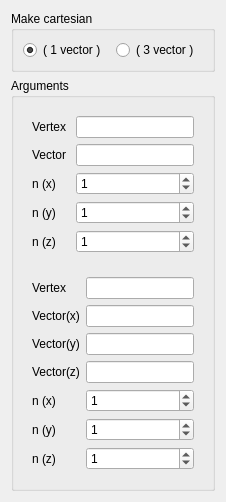
SalomePlatform/hexablock, file src/HEXABLOCKGUI/MakeCartesian_QTD.ui: the form before one commit.
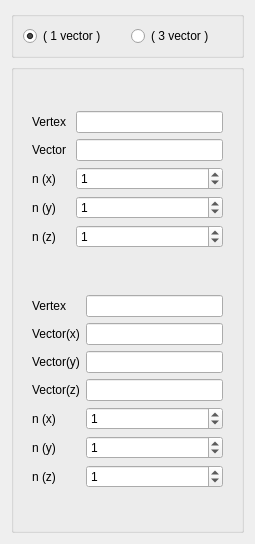
The form after the commit.

The edit to the form file:
```diff
--- a/src/HEXABLOCKGUI/MakeCartesian_QTD.ui
+++ b/src/HEXABLOCKGUI/MakeCartesian_QTD.ui
@@ -6,8 +6,8 @@
    <rect>
     <x>0</x>
     <y>0</y>
-    <width>219</width>
-    <height>500</height>
+    <width>255</width>
+    <height>544</height>
    </rect>
   </property>
   <property name="sizePolicy">
@@ -32,7 +32,7 @@
       </sizepolicy>
      </property>
      <property name="title">
-      <string>Make cartesian</string>
+      <string/>
      </property>
      <layout class="QHBoxLayout" name="horizontalLayout_7">
       <item>
@@ -70,7 +70,7 @@
    <item>
     <widget class="QGroupBox" name="groupBox">
      <property name="title">
-      <string>Arguments</string>
+      <string/>
      </property>
      <layout class="QVBoxLayout" name="verticalLayout">
       <item>
```
